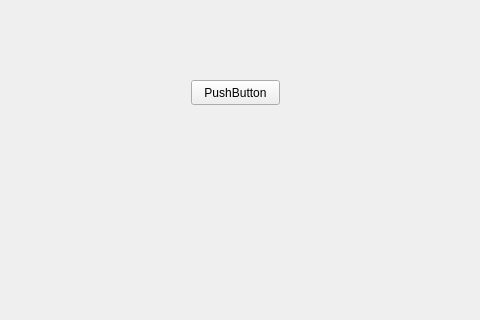
vamsiKaredla/ToDoApp, file ToDoHmi/todohmi.ui: the form before one commit; both pictures show x 89 to 569 and y 0 to 320 of the 800 by 600 pixel window.
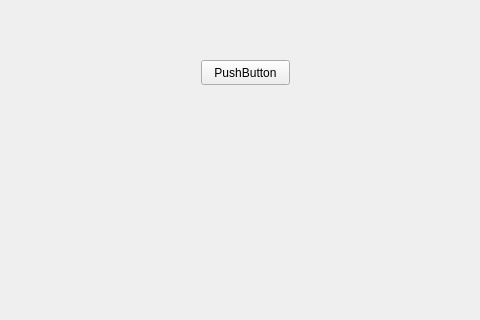
The form after the commit.

```diff
--- a/ToDoHmi/todohmi.ui
+++ b/ToDoHmi/todohmi.ui
@@ -17,8 +17,8 @@
    <widget class="QPushButton" name="pushButton">
     <property name="geometry">
      <rect>
-      <x>280</x>
-      <y>80</y>
+      <x>290</x>
+      <y>60</y>
       <width>89</width>
       <height>25</height>
      </rect>
```
